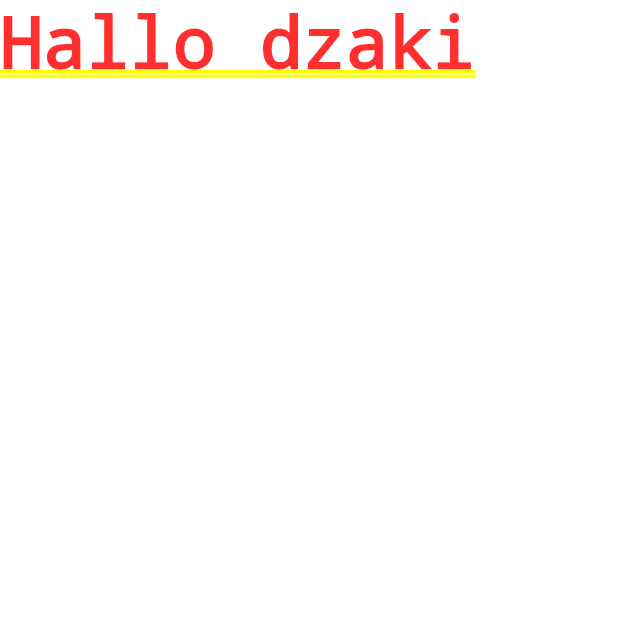
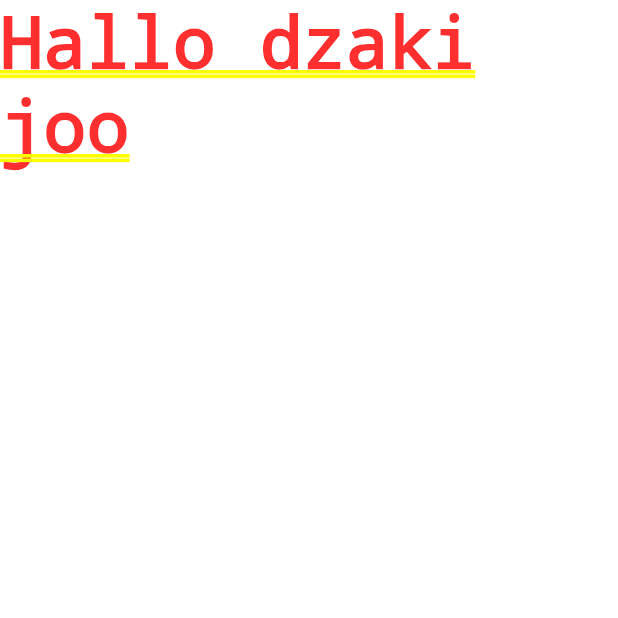
Before and after one commit to dzakiarrozaq/FlutterBasics, a Flutter app: the screen it shows after launch, on a phone screen of 412 x 824 dp, the top half of it. Run offline on Flutter 3.47's test engine with Material 3 defaults, Android fonts, the phone set to English and light mode, and no system bars.

Commit message:
update 1

```diff
--- a/lib/main.dart
+++ b/lib/main.dart
@@ -2,6 +2,6 @@ import 'package:flutter/material.dart';
 
 void main() {
   runApp(const MaterialApp(
-    home: Text('Hallo dzaki'),
+    home: Text('Hallo dzaki joo'),
   ));
 }
```
